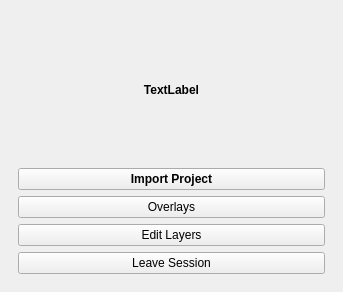
The window that tygron_dockwidget_base.ui (Tygron/qgis-plugin-tygron) describes before a commit, drawn with Qt 5.
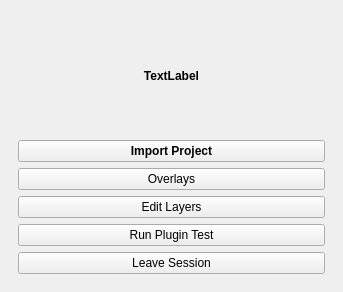
The same window after the commit. Custom widgets are drawn as their Qt base class.

Commit message: auto set layer view order and test ui

The edit to the form file:
```diff
--- a/tygron_dockwidget_base.ui
+++ b/tygron_dockwidget_base.ui
@@ -244,6 +244,13 @@
           </property>
          </widget>
         </item>
+        <item>
+         <widget class="QPushButton" name="SessionTestButton">
+          <property name="text">
+           <string>Run Plugin Test</string>
+          </property>
+         </widget>
+        </item>
         <item>
          <widget class="QPushButton" name="SessionReturnButton">
           <property name="enabled">
```
Left out of the diff: 4 changed lines with no effect on the pictures. The commit also changes 1 other file.
